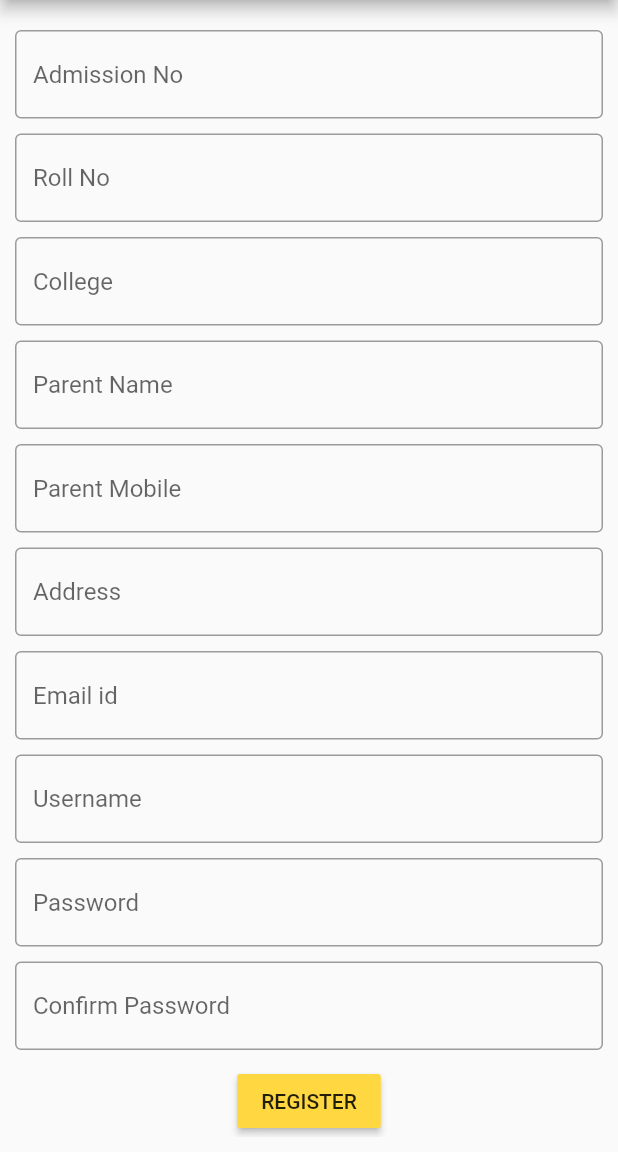
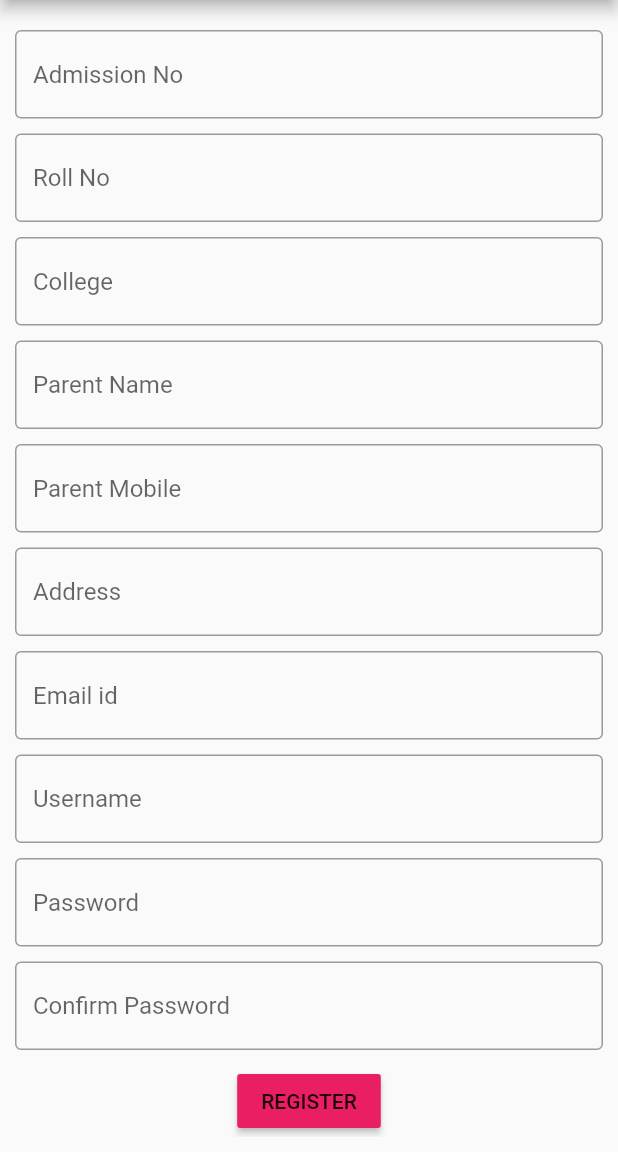
Before and after one commit to meghats123/Flutter-Student-App, a Flutter app: the screen it shows after launch, scrolled down 59 dp, on a phone screen of 412 x 824 dp, the part 84-1236 px from its top. Run offline on Flutter 3.47's test engine with Material 2 defaults, Android fonts, the phone set to English and light mode, and no system bars.

Commit message:
register button color changed to PINK

```diff
--- a/lib/main.dart
+++ b/lib/main.dart
@@ -140,7 +140,7 @@ class MyApp extends StatelessWidget {
                   print(getCpass);
 
                 },
-                  color: Colors.amberAccent,
+                  color: Colors.pink,
                   child: Text("REGISTER"),
                 )
               ],
```
